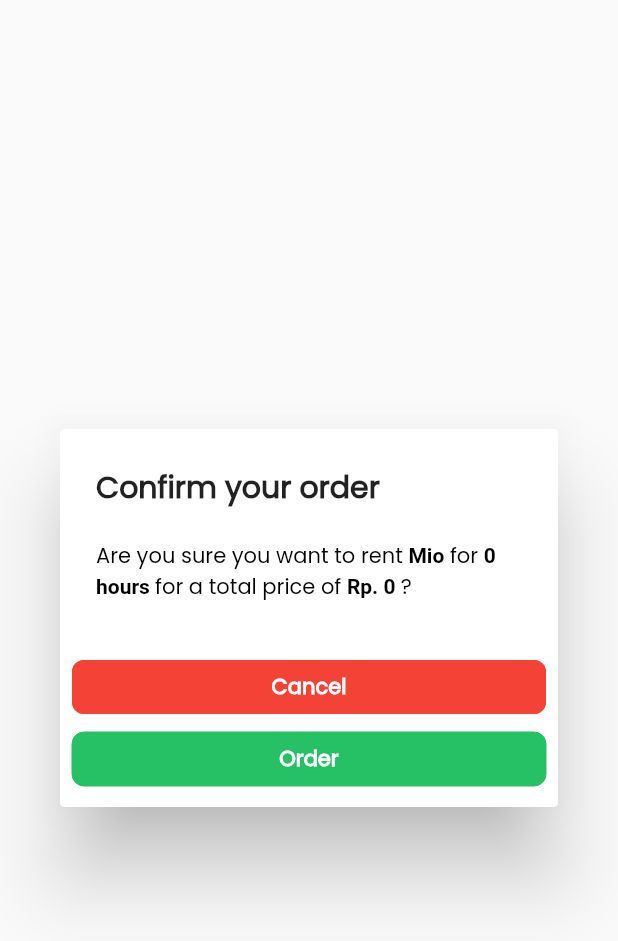
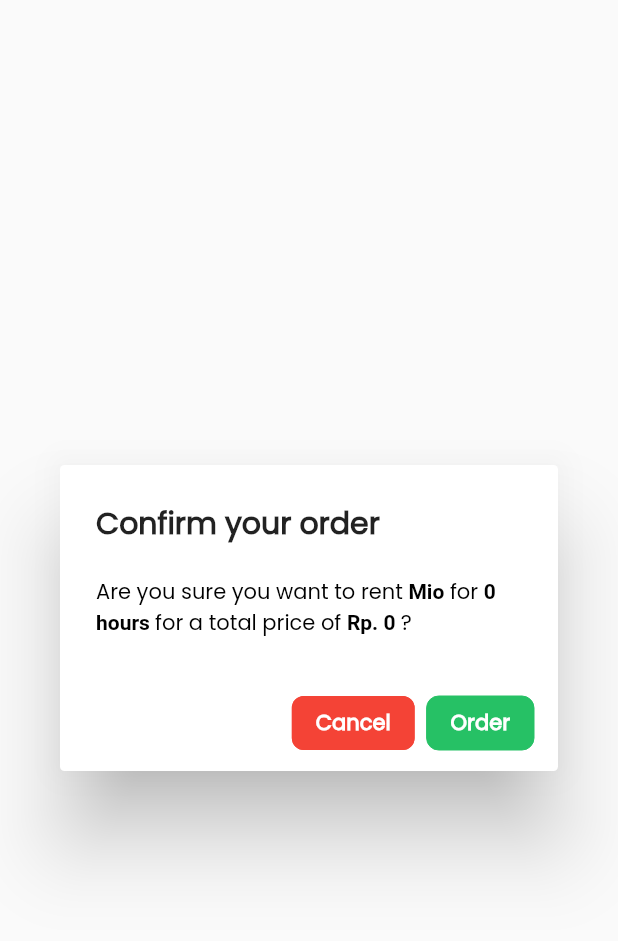
Before and after one commit to ezradio1/moto_go, a Flutter app: the DialogConfirmationRent widget shown alone on an empty page, opened directly with sample values from the repository, on a phone screen of 412 x 824 dp. Shown: the top 941 px of the screen. Run offline on Flutter 3.47's test engine with Material 2 defaults, Android fonts, the phone set to English and light mode, and no system bars; our stand-ins replace carousel_slider, shared_preferences; accounts and stored records are empty.

Commit message:
style: responsive on transactioncard, collection

```diff
--- a/lib/view/collection.dart
+++ b/lib/view/collection.dart
@@ -84,7 +84,7 @@ class _CollectionState extends State<Collection> {
                         child: GridView.count(
                             padding: const EdgeInsets.symmetric(vertical: 8),
                             crossAxisCount: isMobileScreen ? 2 : 5,
-                            childAspectRatio: 0.85,
+                            childAspectRatio: 0.8,
                             children: List.generate(
                               collectionList.length,
                               (index) => MotorcycleCard(
--- a/lib/widget/dialog_confirmation_rent.dart
+++ b/lib/widget/dialog_confirmation_rent.dart
@@ -55,6 +55,11 @@ class _DialogConfirmationRentState extends State<DialogConfirmationRent> {
             const TextSpan(text: '?')
           ])),
       actions: [
+        Padding(
+          padding: const EdgeInsets.symmetric(horizontal: 8.0),
+          child: Row(
+            mainAxisAlignment: MainAxisAlignment.end,
+            children: [
               ButtonCustom(
                   loading: widget.loading.value,
                   text: 'Cancel',
@@ -62,6 +67,9 @@ class _DialogConfirmationRentState extends State<DialogConfirmationRent> {
                   onPressed: () {
                     Navigator.of(context).pop();
                   }),
+              const SizedBox(
+                width: 8,
+              ),
               ButtonCustom(
                   loading: widget.loading.value,
                   text: 'Order',
@@ -69,6 +77,9 @@ class _DialogConfirmationRentState extends State<DialogConfirmationRent> {
                     widget.onClickOrder();
                   })
             ],
+          ),
+        ),
+      ],
     );
   }
 }
--- a/lib/widget/transaction_card.dart
+++ b/lib/widget/transaction_card.dart
@@ -61,7 +61,7 @@ class TransactionCard extends StatelessWidget {
               ),
               Text(
                 DateFormat('dd MMMM yyy').format(data.rentalDate),
-                style: const TextStyle(color: Colors.black45, fontSize: 12),
+                style: const TextStyle(color: Colors.black45, fontSize: 11),
               )
             ],
           ),
```
Lines whose indentation alone changed are shown as unchanged.
